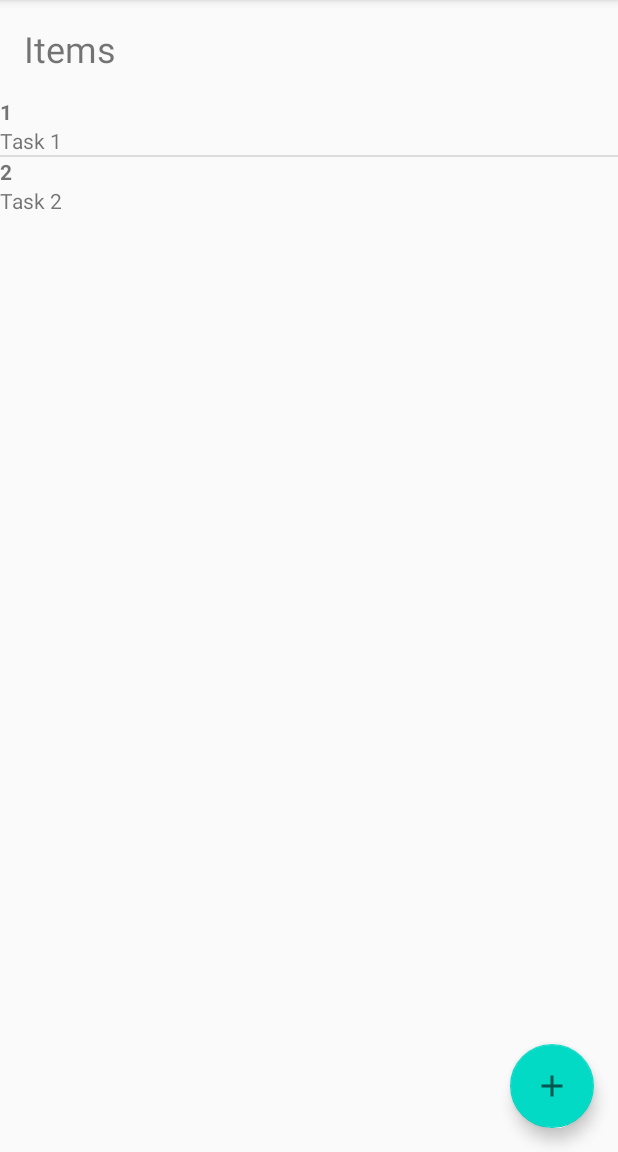
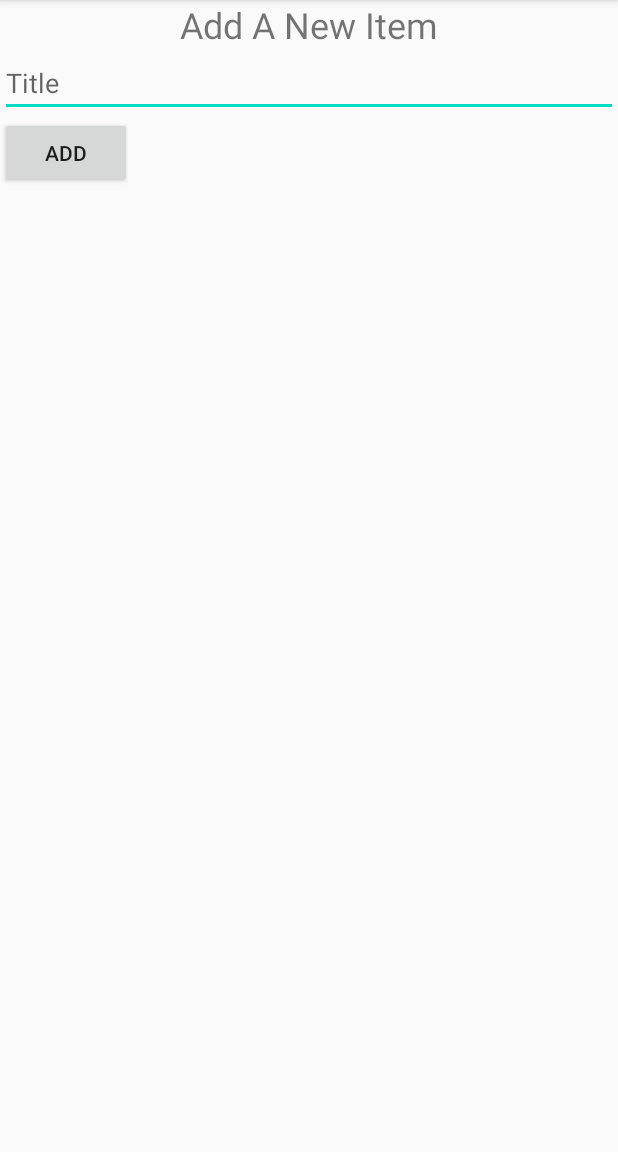
Before and after one commit to kseniaxen/demo-java-android-todo-2021, an Android app: the screen it shows after launch (MainActivity before the commit, FormActivity after it), after a tap on "add a new todo item", on a phone screen of 412 x 824 dp, the part 84-1236 px from its top. Run offline under Robolectric (Android 15) with nearby library versions, the phone set to English and light mode, and no system bars.

Commit message:
FormActivity, Intent

```diff
--- a/app/build.gradle
+++ b/app/build.gradle
@@ -21,6 +21,10 @@ android {
             proguardFiles getDefaultProguardFile('proguard-android-optimize.txt'), 'proguard-rules.pro'
         }
     }
+    compileOptions {
+        sourceCompatibility JavaVersion.VERSION_1_8
+        targetCompatibility JavaVersion.VERSION_1_8
+    }
 
 }
 
@@ -30,6 +34,7 @@ dependencies {
     implementation 'androidx.appcompat:appcompat:1.2.0'
     implementation 'com.android.support.constraint:constraint-layout:1.1.3'
     implementation 'com.google.android.material:material:1.1.0'
+    implementation 'androidx.constraintlayout:constraintlayout:2.0.2'
     testImplementation 'junit:junit:4.12'
     androidTestImplementation 'androidx.test.ext:junit:1.1.2'
     androidTestImplementation 'androidx.test.espresso:espresso-core:3.3.0'
--- a/app/src/main/AndroidManifest.xml
+++ b/app/src/main/AndroidManifest.xml
@@ -10,6 +10,7 @@
         android:roundIcon="@mipmap/ic_launcher_round"
         android:supportsRtl="true"
         android:theme="@style/AppTheme">
+        <activity android:name=".FormActivity"></activity>
         <activity android:name=".MainActivity">
             <intent-filter>
                 <action android:name="android.intent.action.MAIN" />
--- /dev/null
+++ b/app/src/main/java/org/tyaa/demo/java/android/mytodolist/FormActivity.java
@@ -0,0 +1,31 @@
+package org.tyaa.demo.java.android.mytodolist;
+
+import androidx.annotation.RequiresApi;
+import androidx.appcompat.app.AppCompatActivity;
+
+import android.app.Instrumentation;
+import android.os.Build;
+import android.os.Bundle;
+import android.view.View;
+import android.widget.Button;
+import android.widget.EditText;
+
+public class FormActivity extends AppCompatActivity {
+
+    @Override
+    protected void onCreate(Bundle savedInstanceState) {
+        super.onCreate(savedInstanceState);
+        setContentView(R.layout.activity_form);
+        Button addButton = findViewById(R.id.addButton);
+        EditText titleEditText = findViewById(R.id.newItemTitleTextView);
+        addButton.setOnClickListener(new View.OnClickListener() {
+            @RequiresApi(api = Build.VERSION_CODES.N)
+            @Override
+            public void onClick(View view) {
+                Global.items.add(new TodoItem(0, titleEditText.getText().toString()));
+                setResult(RESULT_OK);
+                finish();
+            }
+        });
+    }
+}
--- /dev/null
+++ b/app/src/main/java/org/tyaa/demo/java/android/mytodolist/Global.java
@@ -0,0 +1,9 @@
+package org.tyaa.demo.java.android.mytodolist;
+
+import java.util.ArrayList;
+import java.util.List;
+
+public class Global {
+    // список моделей данных
+    public static List<TodoItem> items = new ArrayList<>();
+}
--- a/app/src/main/java/org/tyaa/demo/java/android/mytodolist/MainActivity.java
+++ b/app/src/main/java/org/tyaa/demo/java/android/mytodolist/MainActivity.java
@@ -1,18 +1,18 @@
 package org.tyaa.demo.java.android.mytodolist;
 
+import androidx.annotation.Nullable;
 import androidx.appcompat.app.AppCompatActivity;
+
+import android.content.Intent;
 import android.os.Bundle;
 import android.view.View;
-import android.widget.ArrayAdapter;
 import android.widget.ListView;
-import android.widget.Toast;
 
 import com.google.android.material.floatingactionbutton.FloatingActionButton;
 
-import java.util.ArrayList;
-import java.util.List;
+public class MainActivity extends AppCompatActivity {
 
-public class MainActivity extends AppCompatActivity {
+    private TodoListAdapter adapter = null;
 
     @Override
     protected void onCreate(Bundle savedInstanceState) {
@@ -20,27 +20,35 @@ public class MainActivity extends AppCompatActivity {
         setContentView(R.layout.activity_main);
         // представление списка
         ListView todoItemsListView = findViewById(R.id.todoItemsListView);
-        // список моделей данных
-        List<TodoItem> items = new ArrayList<>();
-        items.add(new TodoItem(1, "Task 1"));
-        items.add(new TodoItem(2, "Task 2"));
-        // соединитель представления со списком данных
-        /* ArrayAdapter<TodoItem> adapter =
-                new ArrayAdapter<>(this, android.R.layout.simple_list_item_1, items); */
-        // подключение списка моделей данных к представлению списка
-        // todoItemsListView.setAdapter(adapter);
+        // заполнение списка моделей данных двумя демонстрационными объектами
+        Global.items.add(new TodoItem(1, "Task 1"));
+        Global.items.add(new TodoItem(2, "Task 2"));
         // пользовательский соединитель представления со списком данных
-        TodoListAdapter adapter =
-                new TodoListAdapter(this, R.layout.todo_list_item, items);
+        adapter =
+                new TodoListAdapter(this, R.layout.todo_list_item, Global.items);
         // подключение списка моделей данных к представлению списка
         todoItemsListView.setAdapter(adapter);
         // найти главную кнопку действия (переход на экран добавления нового пункта списка)
         FloatingActionButton fab = findViewById(R.id.addTodoItemFab);
+        // создание объекта окна сообщения с текстом - заголовок первой задачи
+        // из списка моделей задач - методом makeText,
+        // и отображение методом show
         fab.setOnClickListener(new View.OnClickListener() {
             @Override
             public void onClick(View view) {
-                Toast.makeText(MainActivity.this, "Test", Toast.LENGTH_LONG).show();
+                // создание объекта намерения перейти от активити MainActivity на активити FormActivity
+                Intent intent = new Intent(MainActivity.this, FormActivity.class);
+                // выполнение намерения прехода от активити MainActivity на активити FormActivity
+                MainActivity.this.startActivityForResult(intent, 0);
             }
         });
     }
+
+    @Override
+    protected void onActivityResult(int requestCode, int resultCode, @Nullable Intent data) {
+        super.onActivityResult(requestCode, resultCode, data);
+        if (resultCode == 0) {
+            adapter.notifyDataSetChanged();
+        }
+    }
 }
--- /dev/null
+++ b/app/src/main/res/layout/activity_form.xml
@@ -0,0 +1,26 @@
+<?xml version="1.0" encoding="utf-8"?>
+<LinearLayout xmlns:android="http://schemas.android.com/apk/res/android"
+    xmlns:app="http://schemas.android.com/apk/res-auto"
+    xmlns:tools="http://schemas.android.com/tools"
+    android:layout_width="match_parent"
+    android:layout_height="match_parent"
+    android:orientation="vertical"
+    tools:context=".FormActivity">
+
+    <TextView
+        android:textSize="24sp"
+        android:textAlignment="center"
+        android:text="Add A New Item"
+        android:layout_width="match_parent"
+        android:layout_height="wrap_content"></TextView>
+    <EditText
+        android:id="@+id/newItemTitleTextView"
+        android:hint="Title"
+        android:layout_width="match_parent"
+        android:layout_height="wrap_content"></EditText>
+    <Button
+        android:id="@+id/addButton"
+        android:text="Add"
+        android:layout_width="wrap_content"
+        android:layout_height="wrap_content"></Button>
+</LinearLayout>
```
